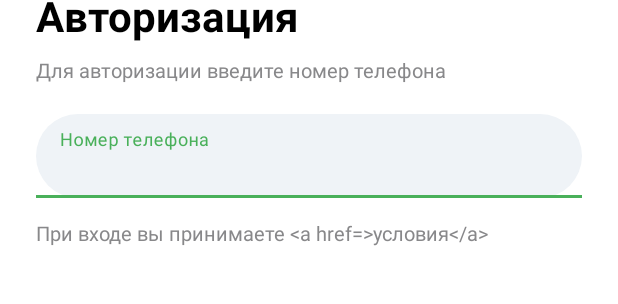
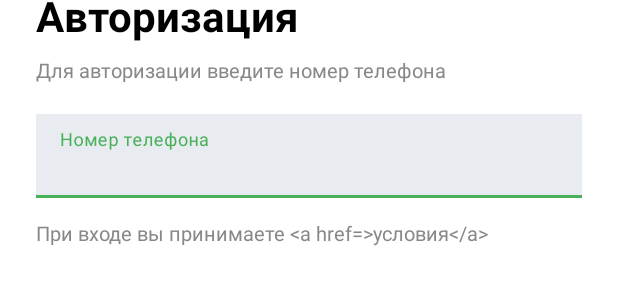
Before and after one commit to Ismatik/EWallet-Android-App, an Android app: the layout activity_main.xml on its own in the app's theme, with its tools: preview values and no code run, on a phone screen of 412 x 824 dp. Shown: the part 217-521 px from the top of the screen. Run offline under Robolectric (Android 15) with nearby library versions, the phone set to English and light mode, and no system bars.

Commit message:
made background grey, need to make it rounded

```diff
--- a/app/src/main/res/layout/activity_main.xml
+++ b/app/src/main/res/layout/activity_main.xml
@@ -61,7 +61,7 @@
         android:id="@+id/phone_til"
 
 
-        android:layout_width="0dp"
+        android:layout_width="match_parent"
         android:layout_height="wrap_content"
         android:layout_marginTop="20dp"
         android:hint="@string/phone_number"
@@ -85,7 +85,7 @@
             android:id="@+id/phone"
             android:layout_width="match_parent"
             android:layout_height="56dp"
-            android:background="@android:color/grey_background"
+            android:background="@color/grey_background"
             android:inputType="phone"
             android:maxLines="1"
             android:paddingStart="16dp"
--- a/app/src/main/res/values/styles.xml
+++ b/app/src/main/res/values/styles.xml
@@ -1,9 +1,10 @@
 <?xml version="1.0" encoding="utf-8"?>
 <resources>
     <style name="ShapeAppearanceOverlay.Asr.Pill" parent="ShapeAppearance.Material3.Corner.None">
-<!--        <item name="cornerFamily">rounded</item>-->
+        <item name="cornerFamily">cut</item>
         <item name="cornerSize">28dp</item>
     </style>
+
     <style name="Widget.Asr.TextInputLayout.Filled" parent="Widget.Material3.TextInputLayout.FilledBox.Dense">
         <item name="boxBackgroundColor">@color/input_box_fill</item>
         <item name="boxStrokeColor">@color/input_box_stroke</item>
@@ -12,4 +13,5 @@
         <item name="boxStrokeWidthFocused">0dp</item>
     </style>
 
+
 </resources>
```
